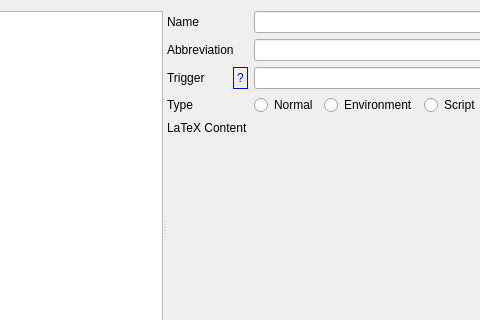
The window that usermenudialog.ui (svn2github/texstudio-trunk) describes before a commit, drawn with Qt 5; both pictures show x 348 to 828 and y 0 to 320 of the 942 by 456 pixel window.
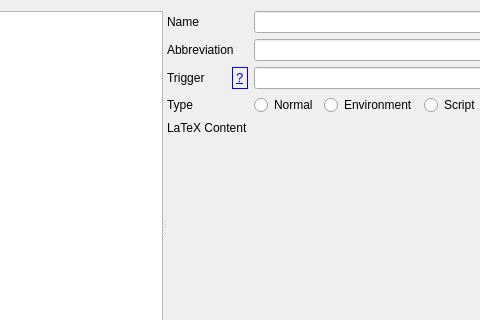
The same window after the commit. Icons and pictures are not drawn.

```diff
--- a/usermenudialog.ui
+++ b/usermenudialog.ui
@@ -10,6 +10,11 @@
     <height>456</height>
    </rect>
   </property>
+  <property name="font">
+   <font>
+    <underline>false</underline>
+   </font>
+  </property>
   <property name="windowTitle">
    <string>Edit User Tags</string>
   </property>
@@ -270,7 +275,11 @@
             <enum>QFrame::Box</enum>
            </property>
            <property name="text">
-            <string>?</string>
+            <string>&lt;!DOCTYPE HTML PUBLIC &quot;-//W3C//DTD HTML 4.0//EN&quot; &quot;http://www.w3.org/TR/REC-html40/strict.dtd&quot;&gt;
+&lt;html&gt;&lt;head&gt;&lt;meta name=&quot;qrichtext&quot; content=&quot;1&quot; /&gt;&lt;style type=&quot;text/css&quot;&gt;
+p, li { white-space: pre-wrap; }
+&lt;/style&gt;&lt;/head&gt;&lt;body style=&quot; font-family:'Lucida Bright'; font-size:10pt; font-weight:400; font-style:normal;&quot;&gt;
+&lt;p style=&quot; margin-top:0px; margin-bottom:0px; margin-left:0px; margin-right:0px; -qt-block-indent:0; text-indent:0px;&quot;&gt;&lt;a href=&quot;#&quot;&gt;&lt;span style=&quot; text-decoration: underline; color:#0000ff;&quot;&gt;?&lt;/span&gt;&lt;/a&gt;&lt;/p&gt;&lt;/body&gt;&lt;/html&gt;</string>
            </property>
           </widget>
          </item>
```
Left out of the diff: 7 changed lines with no effect on the pictures.
